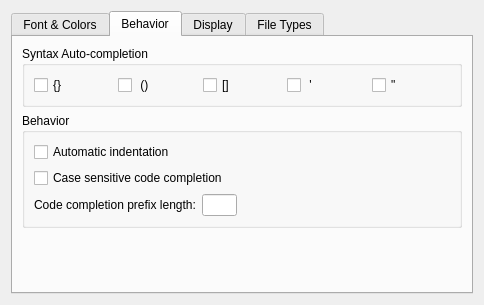
This is liteidex/src/plugins/liteeditor/liteeditoroption.ui in visualfc/liteide as Qt 5 draws it before an edit. The edited form follows.
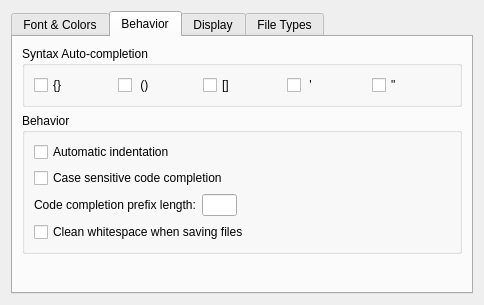
This is the edited form. The open tabs and pages were chosen to show the change.

Commit message: Fix #19: Adds option to trim whitespace on save

```diff
--- a/liteidex/src/plugins/liteeditor/liteeditoroption.ui
+++ b/liteidex/src/plugins/liteeditor/liteeditoroption.ui
@@ -288,6 +288,13 @@
             </item>
            </layout>
           </item>
+          <item>
+           <widget class="QCheckBox" name="cleanWhitespaceOnSaveCheckBox">
+            <property name="text">
+             <string>Clean whitespace when saving files</string>
+            </property>
+           </widget>
+          </item>
          </layout>
         </widget>
        </item>
```
The commit also changes 3 other files.
